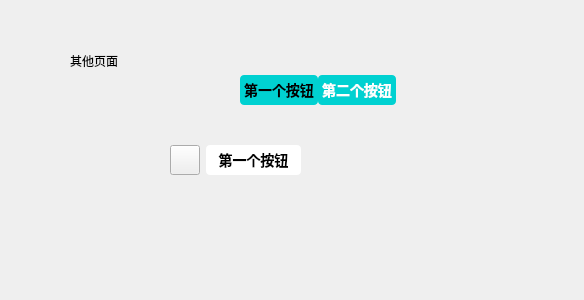
Before: the Qt Designer form cvuse/CVUseServer/winUI/other_page.ui in Hoemu/cvuse, drawn with Qt 5.
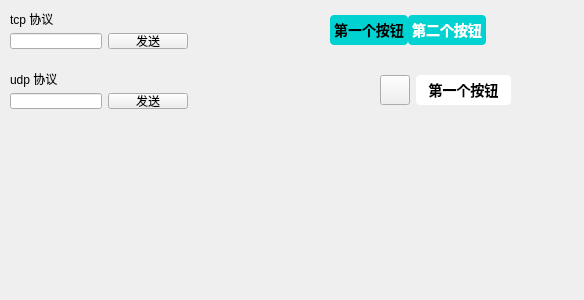
After: the same form once the commit is applied. Icons and pictures are not drawn. Custom widgets are drawn as their Qt base class.

Commit message: 新增 udp 协议相关，以及 ffmpeg 相关

Diff of the .ui file:
```diff
--- a/cvuse/CVUseServer/winUI/other_page.ui
+++ b/cvuse/CVUseServer/winUI/other_page.ui
@@ -16,24 +16,11 @@
   <property name="styleSheet">
    <string notr="true"/>
   </property>
-  <widget class="QLabel" name="label">
-   <property name="geometry">
-    <rect>
-     <x>70</x>
-     <y>40</y>
-     <width>51</width>
-     <height>41</height>
-    </rect>
-   </property>
-   <property name="text">
-    <string>其他页面</string>
-   </property>
-  </widget>
   <widget class="QWidget" name="layoutWidget">
    <property name="geometry">
     <rect>
-     <x>240</x>
-     <y>70</y>
+     <x>330</x>
+     <y>10</y>
      <width>231</width>
      <height>41</height>
     </rect>
@@ -160,8 +147,8 @@
   <widget class="QWidget" name="btnTextGroup" native="true">
    <property name="geometry">
     <rect>
-     <x>170</x>
-     <y>140</y>
+     <x>380</x>
+     <y>70</y>
      <width>131</width>
      <height>41</height>
     </rect>
@@ -265,6 +252,72 @@
 }</string>
    </property>
   </widget>
+  <widget class="QWidget" name="layoutWidget_2">
+   <property name="geometry">
+    <rect>
+     <x>10</x>
+     <y>70</y>
+     <width>178</width>
+     <height>39</height>
+    </rect>
+   </property>
+   <layout class="QVBoxLayout" name="verticalLayout_2">
+    <item>
+     <widget class="QLabel" name="label_3">
+      <property name="text">
+       <string>udp 协议</string>
+      </property>
+     </widget>
+    </item>
+    <item>
+     <layout class="QHBoxLayout" name="horizontalLayout_4">
+      <item>
+       <widget class="QLineEdit" name="lineEdit_2"/>
+      </item>
+      <item>
+       <widget class="QPushButton" name="btn_udp_test_send">
+        <property name="text">
+         <string>发送</string>
+        </property>
+       </widget>
+      </item>
+     </layout>
+    </item>
+   </layout>
+  </widget>
+  <widget class="QWidget" name="">
+   <property name="geometry">
+    <rect>
+     <x>10</x>
+     <y>10</y>
+     <width>178</width>
+     <height>39</height>
+    </rect>
+   </property>
+   <layout class="QVBoxLayout" name="verticalLayout">
+    <item>
+     <widget class="QLabel" name="label">
+      <property name="text">
+       <string>tcp 协议</string>
+      </property>
+     </widget>
+    </item>
+    <item>
+     <layout class="QHBoxLayout" name="horizontalLayout_2">
+      <item>
+       <widget class="QLineEdit" name="lineEdit"/>
+      </item>
+      <item>
+       <widget class="QPushButton" name="btn_tcp_test_send">
+        <property name="text">
+         <string>发送</string>
+        </property>
+       </widget>
+      </item>
+     </layout>
+    </item>
+   </layout>
+  </widget>
  </widget>
  <customwidgets>
   <customwidget>
```
The commit also changes 6 other files.
